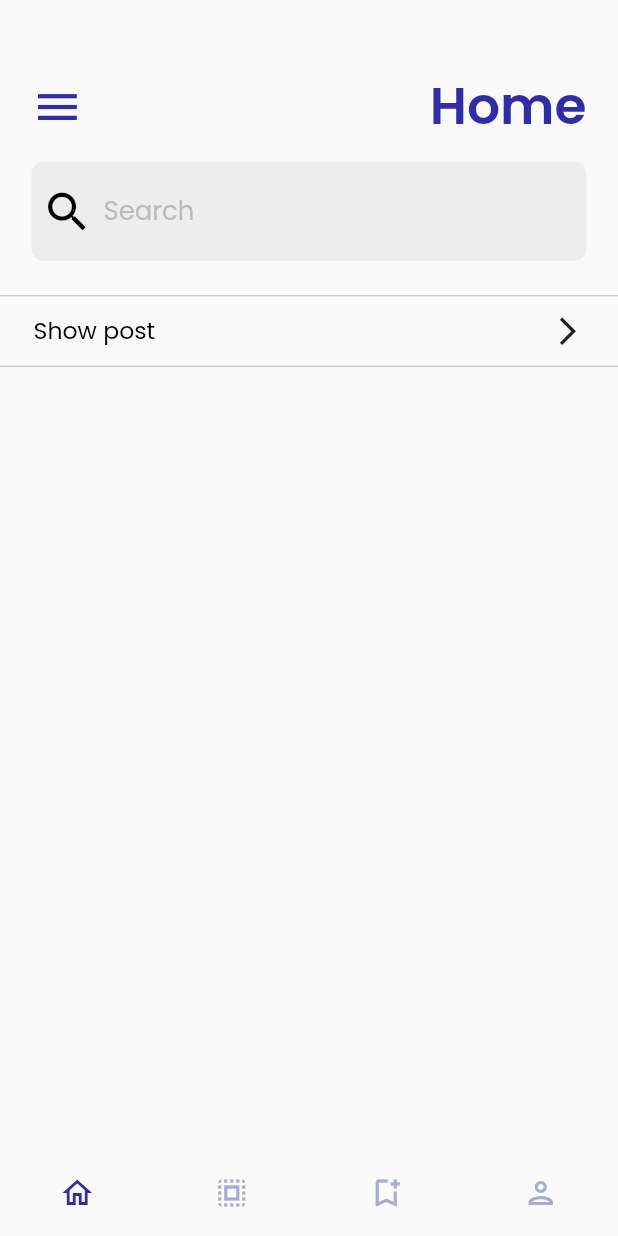
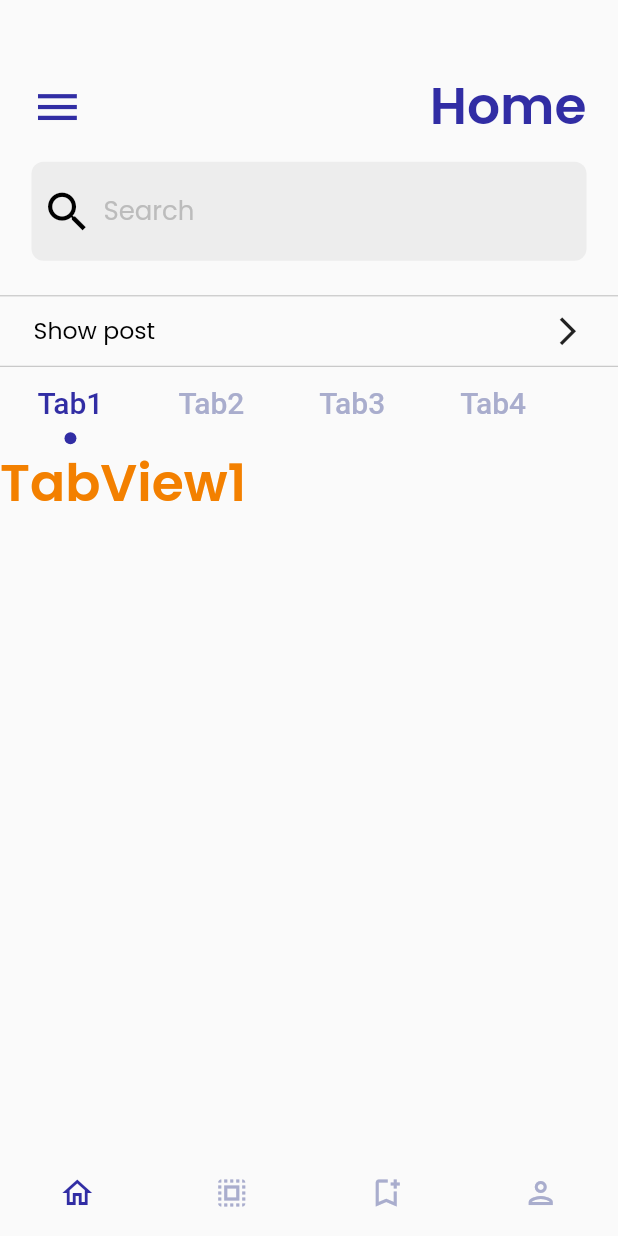
Before and after one commit to zulayqoh/TravelApp, a Flutter app: the screen it shows after launch, on a phone screen of 412 x 824 dp. Run offline on Flutter 3.47's test engine with Material 2 defaults, Android fonts, the phone set to English and light mode, and no system bars; our stand-ins replace get.

Commit message:
Added tab bars and tab bar views

```diff
--- a/lib/pages/home_navigation_pages/home_page.dart
+++ b/lib/pages/home_navigation_pages/home_page.dart
@@ -5,6 +5,7 @@ import 'package:travel_app_sample/widgets/medium_text.dart';
 import 'package:travel_app_sample/widgets/semi_bold_text.dart';
 
 import '../../widgets/app_search_box.dart';
+import '../../widgets/circular_tab_indicator.dart';
 
 class HomePage extends StatefulWidget {
   const HomePage({Key? key}) : super(key: key);
@@ -13,9 +14,12 @@ class HomePage extends StatefulWidget {
   State<HomePage> createState() => _HomePageState();
 }
 
-class _HomePageState extends State<HomePage> {
+class _HomePageState extends State<HomePage> with TickerProviderStateMixin {
+  int currentTabIndex = 0;
+
   @override
   Widget build(BuildContext context) {
+    TabController _tabController = TabController(length: 4, vsync: this);
     return Container(
       padding: EdgeInsets.only(
         top: AppDimension.height40,
@@ -51,7 +55,9 @@ class _HomePageState extends State<HomePage> {
           ),
           Divider(height: 2, color: AppColors.appSearchHintColor),
           Container(
-            margin: EdgeInsets.symmetric(horizontal: AppDimension.height20, vertical: AppDimension.width10),
+            margin: EdgeInsets.symmetric(
+                horizontal: AppDimension.height20,
+                vertical: AppDimension.width10),
             child: Row(
               mainAxisAlignment: MainAxisAlignment.spaceBetween,
               children: [
@@ -65,6 +71,48 @@ class _HomePageState extends State<HomePage> {
             ),
           ),
           Divider(height: 2, color: AppColors.appSearchHintColor),
+          Align(
+            alignment: Alignment.topLeft,
+            child: TabBar(
+              // indicator: CircularTabIndicator(radius: 4, color: AppColors.appMainColor),
+              labelPadding: EdgeInsets.only(left: 25, right: 25),
+              indicatorPadding: EdgeInsets.only(top: 43, left: 18, right: 18),
+              indicator: BoxDecoration(
+                color: AppColors.appMainColor,
+                borderRadius: BorderRadius.circular(7)
+              ),
+              labelColor: AppColors.appMainColor,
+              unselectedLabelColor: AppColors.appInactiveColor,
+              indicatorSize: TabBarIndicatorSize.label,
+              indicatorColor: AppColors.appMainColor,
+              indicatorWeight: 5,
+              isScrollable: true,
+              tabs: const [
+                Tab(child: Text('Tab1', style: TextStyle(fontSize: 20),)),
+                Tab(child: Text('Tab2', style: TextStyle(fontSize: 20))),
+                Tab(child: Text('Tab3', style: TextStyle(fontSize: 20))),
+                Tab(child: Text('Tab4', style: TextStyle(fontSize: 20))),
+              ],
+              controller: _tabController,
+              // onTap: (tabIndex) {
+              //   setState(() {
+              //     currentTabIndex = tabIndex;
+              //   });
+              // },
+            ),
+          ),
+          Container(
+            width: double.maxFinite,
+            height: 300,
+            child: TabBarView(
+                controller: _tabController,
+                children: const [
+              SemiBoldText(text: 'TabView1'),
+              SemiBoldText(text: 'TabView2'),
+              SemiBoldText(text: 'TabView3'),
+              SemiBoldText(text: 'TabView4'),
+            ]),
+          ),
         ],
       ),
     );
```
